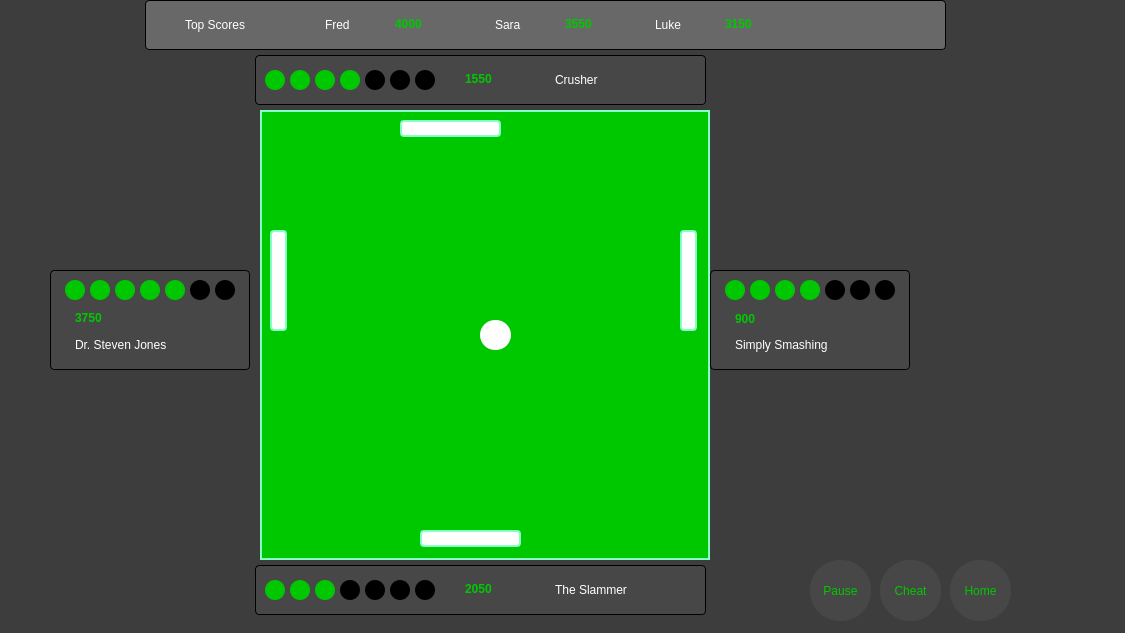
First picture: the form in all-4-pong/ingame.ui, repository twetm967/all-4-pong, before the edit.
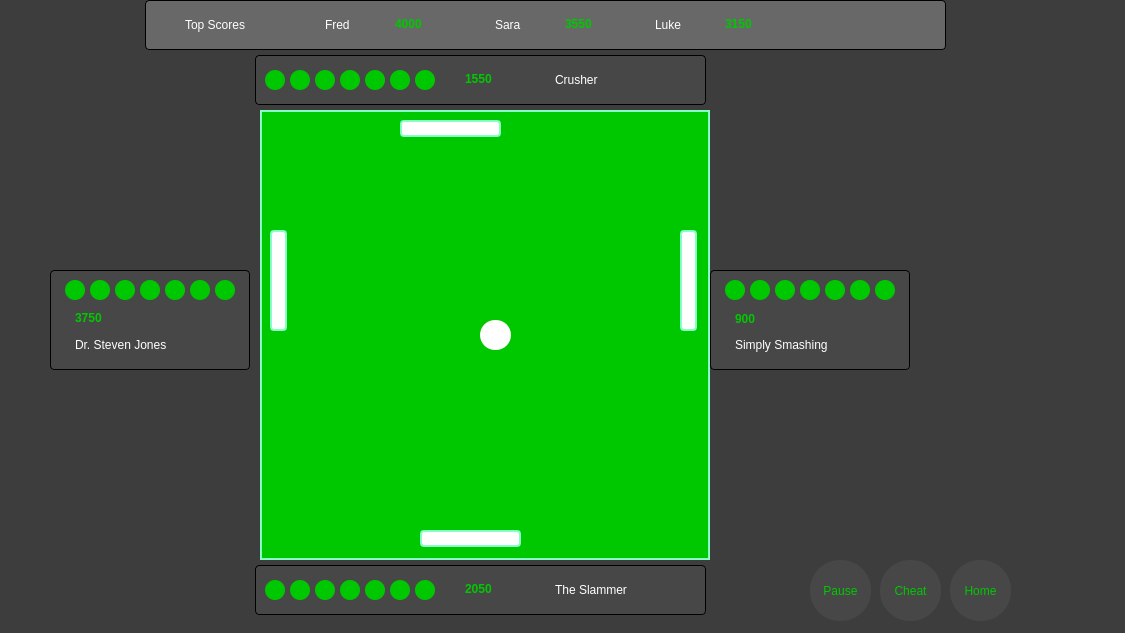
Second picture: the form after the edit.

Commit message: Implemented primative health graphic label color change

What changed in the file:
```diff
--- a/all-4-pong/ingame.ui
+++ b/all-4-pong/ingame.ui
@@ -78,7 +78,7 @@
     </rect>
    </property>
    <property name="styleSheet">
-    <string notr="true">background-color: rgb(0, 0, 0);
+    <string notr="true">background-color: rgb(0, 200, 0);
 border-radius: 10px;</string>
    </property>
    <property name="text">
@@ -95,7 +95,7 @@
     </rect>
    </property>
    <property name="styleSheet">
-    <string notr="true">background-color: rgb(0, 0, 0);
+    <string notr="true">background-color: rgb(0, 200, 0);
 border-radius: 10px;</string>
    </property>
    <property name="text">
@@ -240,7 +240,7 @@
     </rect>
    </property>
    <property name="styleSheet">
-    <string notr="true">background-color: rgb(0, 0, 0);
+    <string notr="true">background-color: rgb(0, 200, 0);
 border-radius: 10px;</string>
    </property>
    <property name="text">
@@ -457,7 +457,7 @@
     </rect>
    </property>
    <property name="styleSheet">
-    <string notr="true">background-color: rgb(0, 0, 0);
+    <string notr="true">background-color: rgb(0, 200, 0);
 border-radius: 10px;</string>
    </property>
    <property name="text">
@@ -663,7 +663,7 @@
     </rect>
    </property>
    <property name="styleSheet">
-    <string notr="true">background-color: rgb(0, 0, 0);
+    <string notr="true">background-color: rgb(0, 200, 0);
 border-radius: 10px;</string>
    </property>
    <property name="text">
@@ -680,7 +680,7 @@
     </rect>
    </property>
    <property name="styleSheet">
-    <string notr="true">background-color: rgb(0, 0, 0);
+    <string notr="true">background-color: rgb(0, 200, 0);
 border-radius: 10px;</string>
    </property>
    <property name="text">
@@ -697,7 +697,7 @@
     </rect>
    </property>
    <property name="styleSheet">
-    <string notr="true">background-color: rgb(0, 0, 0);
+    <string notr="true">background-color: rgb(0, 200, 0);
 border-radius: 10px;</string>
    </property>
    <property name="text">
@@ -767,7 +767,7 @@
     </rect>
    </property>
    <property name="styleSheet">
-    <string notr="true">background-color: rgb(0, 0, 0);
+    <string notr="true">background-color: rgb(0, 200, 0);
 border-radius: 10px;</string>
    </property>
    <property name="text">
@@ -889,7 +889,7 @@
     </rect>
    </property>
    <property name="styleSheet">
-    <string notr="true">background-color: rgb(0, 0, 0);
+    <string notr="true">background-color: rgb(0, 200, 0);
 border-radius: 10px;</string>
    </property>
    <property name="text">
@@ -969,7 +969,7 @@
     </rect>
    </property>
    <property name="styleSheet">
-    <string notr="true">background-color: rgb(0, 0, 0);
+    <string notr="true">background-color: rgb(0, 200, 0);
 border-radius: 10px;</string>
    </property>
    <property name="text">
@@ -986,7 +986,7 @@
     </rect>
    </property>
    <property name="styleSheet">
-    <string notr="true">background-color: rgb(0, 0, 0);
+    <string notr="true">background-color: rgb(0, 200, 0);
 border-radius: 10px;</string>
    </property>
    <property name="text">
@@ -1066,7 +1066,7 @@
     </rect>
    </property>
    <property name="styleSheet">
-    <string notr="true">background-color: rgb(0, 0, 0);
+    <string notr="true">background-color: rgb(0, 200, 0);
 border-radius: 10px;</string>
    </property>
    <property name="text">
```
The commit also changes 2 other files.
